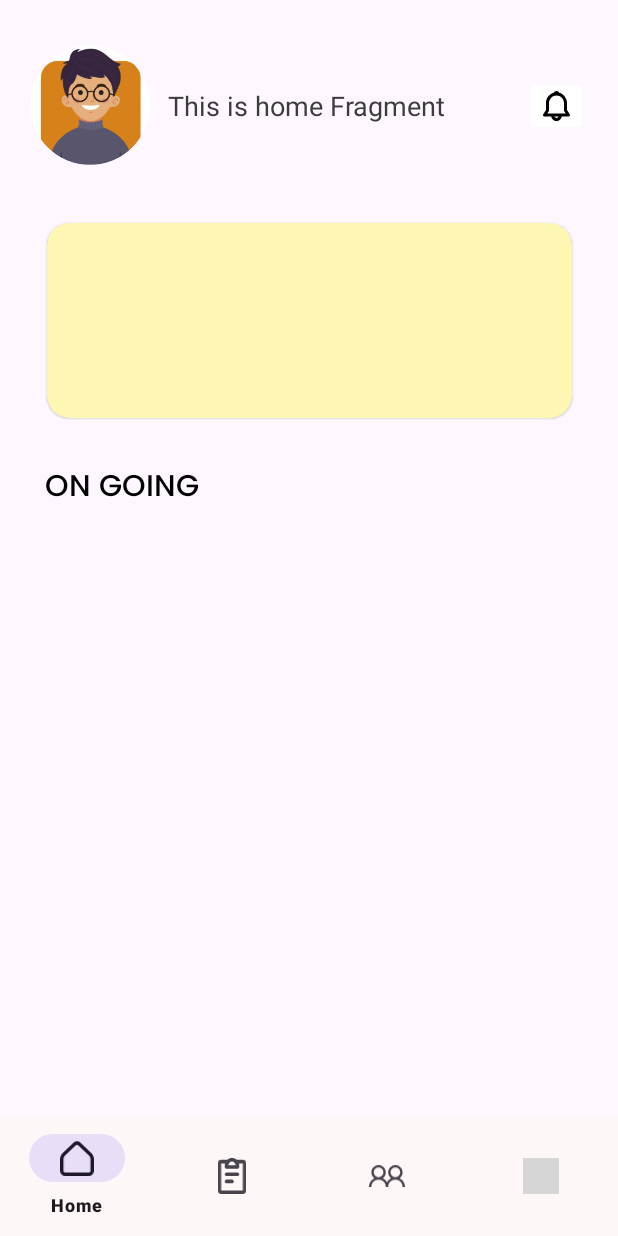
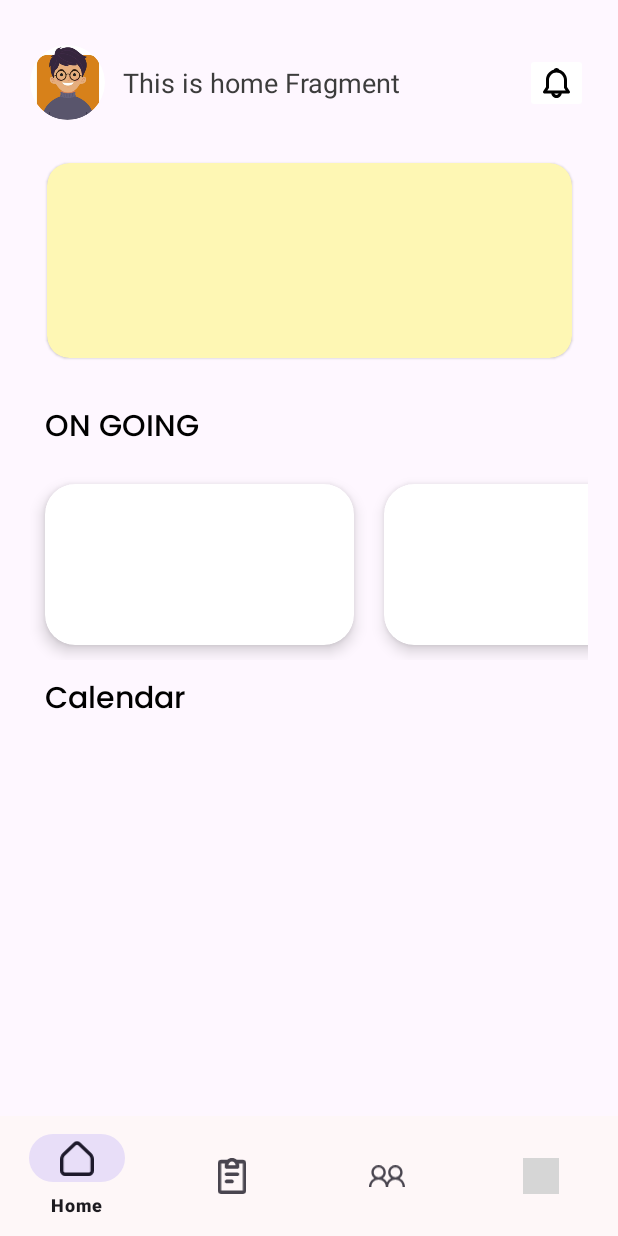
Before and after one commit to alfianfakhrudin2/TodooApp, an Android app: the HomeFragment screen opened directly, with no data from a screen before it, on a phone screen of 412 x 824 dp. Run offline under Robolectric (Android 15) with nearby library versions, the phone set to English and light mode, and no system bars; our stand-ins replace CircleImageView, navigation-ui; grey boxes are pictures that could not be loaded.

Commit message:
menambahkan text calendar dan card untuk on going

```diff
--- /dev/null
+++ b/app/src/main/java/com/example/mytask/ui/adapter/Horizontal_RecyclerView.kt
@@ -0,0 +1,28 @@
+package com.example.mytask.ui.adapter
+
+import android.view.LayoutInflater
+import android.view.View
+import android.view.ViewGroup
+import androidx.recyclerview.widget.RecyclerView
+import com.example.mytask.R
+
+class Horizontal_RecyclerView: RecyclerView.Adapter<Horizontal_RecyclerView.ViewHolder>() {
+    override fun onCreateViewHolder(parent: ViewGroup, viewType: Int): ViewHolder {
+        val view = LayoutInflater.from(parent.context).inflate(R.layout.item_ongoing, parent, false)
+        return ViewHolder(view)
+    }
+
+    override fun onBindViewHolder(holder: ViewHolder, position: Int) {
+        holder.bind()
+    }
+
+    override fun getItemCount(): Int {
+        return 25
+    }
+
+    inner class ViewHolder(itemView: View): RecyclerView.ViewHolder(itemView) {
+        fun bind() {
+            // Bind data
+        }
+    }
+}
--- a/app/src/main/java/com/example/mytask/ui/home/HomeFragment.kt
+++ b/app/src/main/java/com/example/mytask/ui/home/HomeFragment.kt
@@ -9,11 +9,14 @@ import androidx.appcompat.app.AppCompatActivity
 import androidx.fragment.app.Fragment
 import androidx.lifecycle.ViewModelProvider
 import com.example.mytask.databinding.FragmentHomeBinding
+import com.example.mytask.ui.adapter.Horizontal_RecyclerView
 
 class HomeFragment : Fragment() {
 
     private var _binding: FragmentHomeBinding? = null
 
+    private lateinit var recyclerView: Horizontal_RecyclerView
+    private lateinit var adapter: Horizontal_RecyclerView
     // This property is only valid between onCreateView and
     // onDestroyView.
     private val binding get() = _binding!!
@@ -36,10 +39,16 @@ class HomeFragment : Fragment() {
         return root
     }
 
+    override fun onViewCreated(view: View, savedInstanceState: Bundle?) {
+        super.onViewCreated(view, savedInstanceState)
+        binding.recyclerViewHorizontal.adapter = Horizontal_RecyclerView()
+    }
+
     override fun onCreate(savedInstanceState: Bundle?) {
         super.onCreate(savedInstanceState)
         (activity as AppCompatActivity?)?.supportActionBar?.hide()
     }
+
 
     override fun onDestroyView() {
         super.onDestroyView()
--- a/app/src/main/java/com/example/mytask/ui/task/TaskFragment.kt
+++ b/app/src/main/java/com/example/mytask/ui/task/TaskFragment.kt
@@ -51,4 +51,9 @@ class TaskFragment : Fragment() {
         findNavController().navigate(R.id.action_navigation_task_to_addTaskFragment)
     }
 
+    override fun onCreate(savedInstanceState: Bundle?) {
+        super.onCreate(savedInstanceState)
+        (activity as AppCompatActivity?)?.supportActionBar?.hide()
+    }
+
 }
--- a/app/src/main/res/layout/fragment_home.xml
+++ b/app/src/main/res/layout/fragment_home.xml
@@ -8,8 +8,8 @@
 
     <de.hdodenhof.circleimageview.CircleImageView
         android:id="@+id/profile_image"
-        android:layout_width="80dp"
-        android:layout_height="80dp"
+        android:layout_width="50dp"
+        android:layout_height="50dp"
         android:layout_centerVertical="true"
         android:layout_marginStart="20dp"
         android:layout_marginTop="30dp"
@@ -61,7 +61,7 @@
         android:layout_height="64dp"
         android:orientation="horizontal"
         app:layout_constraintEnd_toEndOf="parent"
-        app:layout_constraintGuide_begin="139dp"
+        app:layout_constraintGuide_begin="99dp"
         app:layout_constraintStart_toStartOf="parent" />
 
     <androidx.constraintlayout.widget.Guideline
@@ -74,7 +74,7 @@
         app:layout_constraintStart_toStartOf="parent" />
 
     <TextView
-        android:id="@+id/textView3"
+        android:id="@+id/txtOngoing"
         android:layout_width="match_parent"
         android:layout_height="wrap_content"
         android:layout_marginStart="30dp"
@@ -92,10 +92,26 @@
         android:layout_width="match_parent"
         android:layout_height="wrap_content"
         android:orientation="horizontal"
+        android:layout_marginTop="10dp"
+        android:layout_marginStart="20dp"
+        android:layout_marginEnd="20dp"
         app:layoutManager="androidx.recyclerview.widget.LinearLayoutManager"
-        app:layout_constraintBottom_toBottomOf="parent"
         app:layout_constraintEnd_toEndOf="parent"
         app:layout_constraintStart_toStartOf="parent"
-        app:layout_constraintTop_toBottomOf="@+id/textView3" />
+        app:layout_constraintTop_toBottomOf="@+id/txtOngoing" />
+
+    <TextView
+        android:id="@+id/txtCalendar"
+        android:layout_width="match_parent"
+        android:layout_height="wrap_content"
+        android:layout_marginStart="30dp"
+        android:layout_marginEnd="30dp"
+        android:layout_marginTop="10dp"
+        android:fontFamily="@font/font_1"
+        android:text="Calendar"
+        android:textColor="@color/black"
+        android:textSize="20sp"
+        app:layout_constraintStart_toStartOf="parent"
+        app:layout_constraintTop_toBottomOf="@+id/recyclerViewHorizontal" />
 
 </androidx.constraintlayout.widget.ConstraintLayout>
--- /dev/null
+++ b/app/src/main/res/layout/item_ongoing.xml
@@ -0,0 +1,10 @@
+<?xml version="1.0" encoding="utf-8"?>
+<androidx.cardview.widget.CardView xmlns:android="http://schemas.android.com/apk/res/android"
+    android:layout_width="206dp"
+    android:layout_height="107dp"
+    xmlns:app="http://schemas.android.com/apk/res-auto"
+    app:cardCornerRadius="20dp"
+    android:layout_margin="10dp"
+    app:cardElevation="6dp">
+
+</androidx.cardview.widget.CardView>
```
